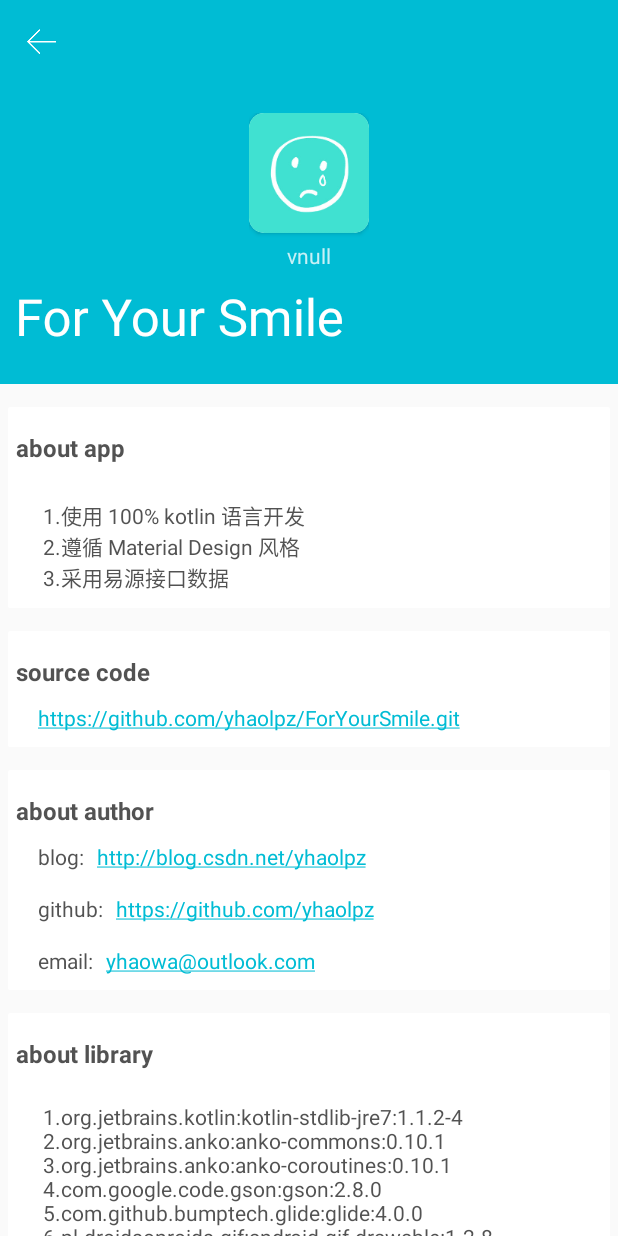
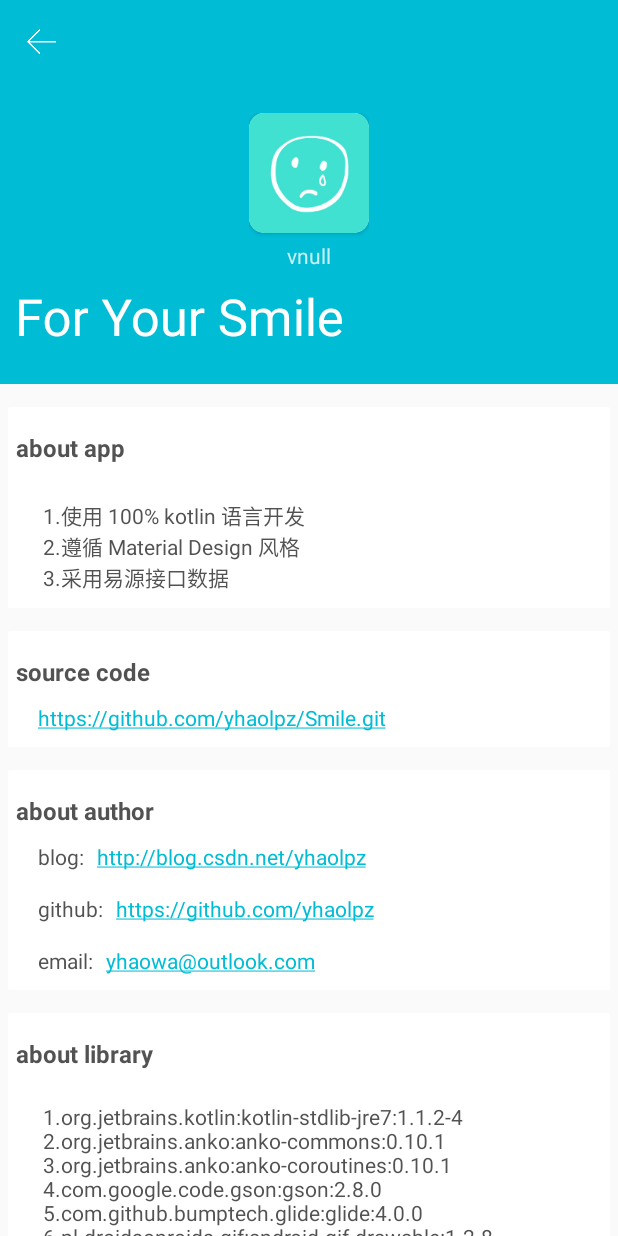
Before and after one commit to ACatFromYunCheng/Smile, an Android app: the AboutAppActivity screen opened directly, with no data from a screen before it, on a phone screen of 412 x 824 dp. Run offline under Robolectric (Android 15) with nearby library versions, the phone set to English and light mode, and no system bars.

Commit message:
update github url

```diff
--- a/app/src/main/res/values/strings.xml
+++ b/app/src/main/res/values/strings.xml
@@ -13,7 +13,7 @@
         3.采用易源接口数据
     </string>
     <string name="sourceCode">source code</string>
-    <string name="sourceCodeUrl">https://github.com/yhaolpz/ForYourSmile.git</string>
+    <string name="sourceCodeUrl">https://github.com/yhaolpz/Smile.git</string>
     <string name="about_author">about author</string>
     <string name="blogUrl">http://blog.csdn.net/yhaolpz</string>
     <string name="githubUrl">https://github.com/yhaolpz</string>
```
